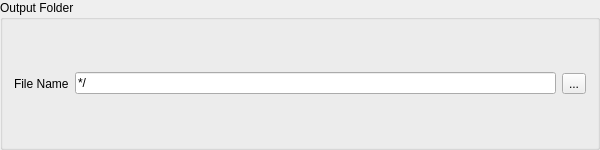
First picture: the form in src/PYSAT_Gui_UI_Forms/01_mainwindow_file_out.ui, repository tisaconundrum2/PySAT-GUI, before the edit.
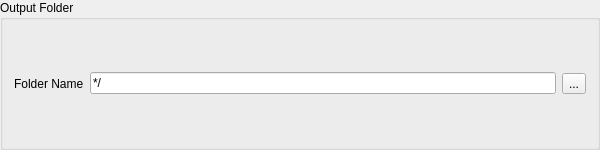
Second picture: the form after the edit.

Patch:
```diff
--- a/src/PYSAT_Gui_UI_Forms/01_mainwindow_file_out.ui
+++ b/src/PYSAT_Gui_UI_Forms/01_mainwindow_file_out.ui
@@ -32,7 +32,7 @@
    <item>
     <widget class="QLabel" name="file_out_path_label">
      <property name="text">
-      <string>File Name</string>
+      <string>Folder Name</string>
      </property>
     </widget>
    </item>
```
